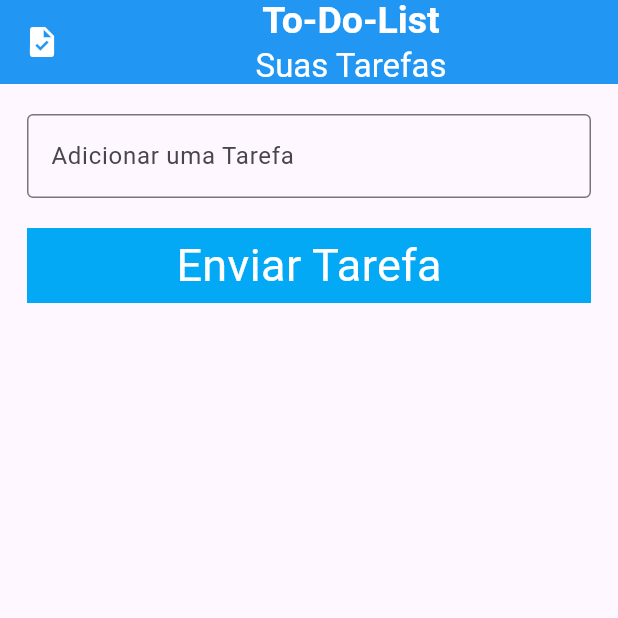
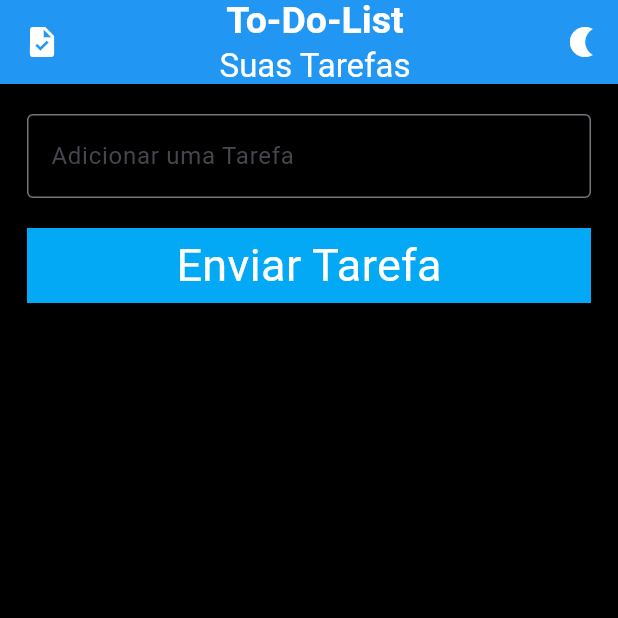
Before and after one commit to grupopi25/to_do_list, a Flutter app: the screen it shows after launch, on a phone screen of 412 x 824 dp, the top half of it. Run offline on Flutter 3.47's test engine with Material 3 defaults, Android fonts, the phone set to English and light mode, and no system bars; our stand-ins replace shared_preferences.

Commit message:
modificando o tema

```diff
--- a/lib/app_widget.dart
+++ b/lib/app_widget.dart
@@ -1,11 +1,20 @@
 import 'package:flutter/material.dart';
 import 'package:to_do_list/home_page.dart';
 
-class AppWidget extends StatelessWidget {
+class AppWidget extends StatefulWidget {
   const AppWidget({super.key});
 
   @override
+  State<AppWidget> createState() => _AppWidgetState();
+}
+
+class _AppWidgetState extends State<AppWidget> {
+  @override
   Widget build(BuildContext context) {
-    return MaterialApp(debugShowCheckedModeBanner: false, home: HomePage());
+    return MaterialApp(
+      darkTheme: ThemeData(),
+      debugShowCheckedModeBanner: false,
+      home: HomePage(),
+    );
   }
 }
--- a/lib/home_page.dart
+++ b/lib/home_page.dart
@@ -15,6 +15,8 @@ class _HomePageState extends State<HomePage> {
   final List<String> _listaTarefa = [];
   final _formKey = GlobalKey<FormState>();
   bool isChecked = true;
+
+  Color dark = Colors.black;
   void salvar() async {
     SharedPreferences prefs = await SharedPreferences.getInstance();
     String tarefaSalvas = json.encode(_listaTarefa);
@@ -57,7 +59,20 @@ class _HomePageState extends State<HomePage> {
   @override
   Widget build(BuildContext context) {
     return Scaffold(
+      backgroundColor: dark,
       appBar: AppBar(
+        actions: [
+          IconButton(
+            onPressed: () {
+              setState(() {
+                if (dark == Colors.white) {
+                  return Colors.black;
+                }
+              });
+            },
+            icon: Icon(Icons.nightlight),
+          ),
+        ],
         backgroundColor: Colors.blue,
         iconTheme: IconThemeData(color: Colors.white),
         centerTitle: true,
@@ -153,11 +168,3 @@ class _HomePageState extends State<HomePage> {
     );
   }
 }
-// Checkbox(
-// value: isChecked,
-// onChanged: (bool? value) {
-//   setState(() {
-//     isChecked = value!;
-//   });
-// },
-// ),
```
